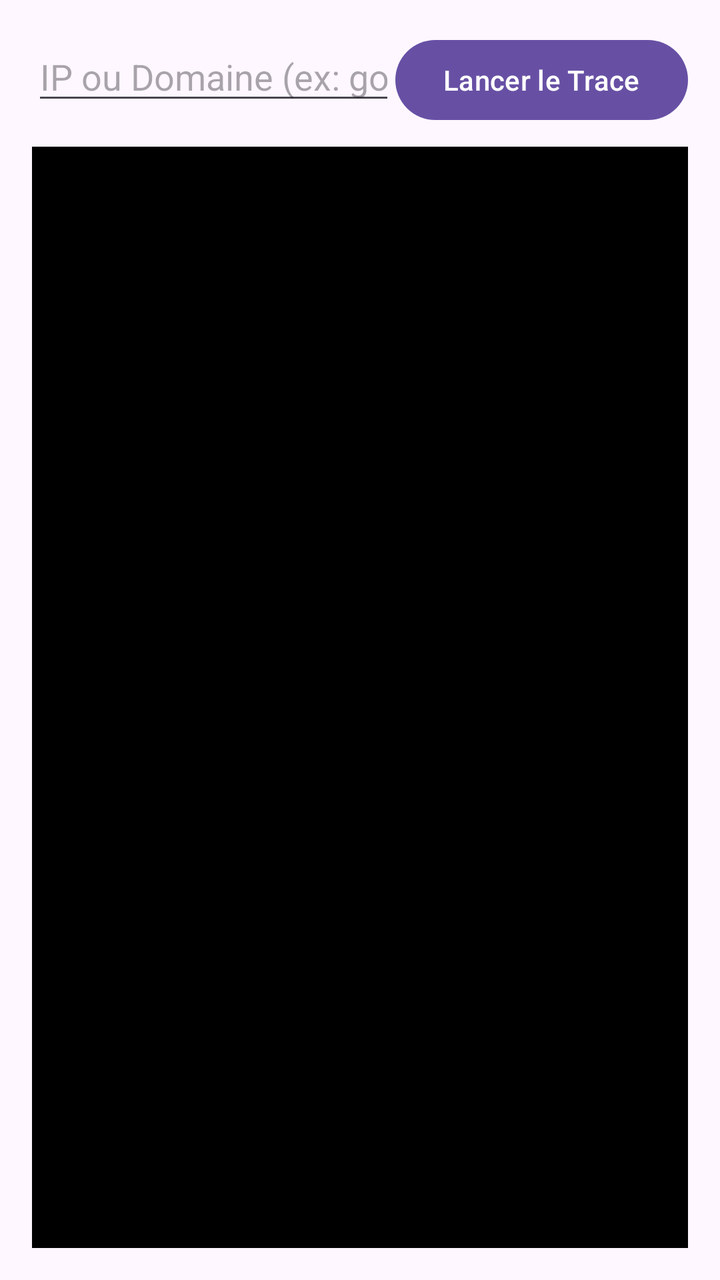
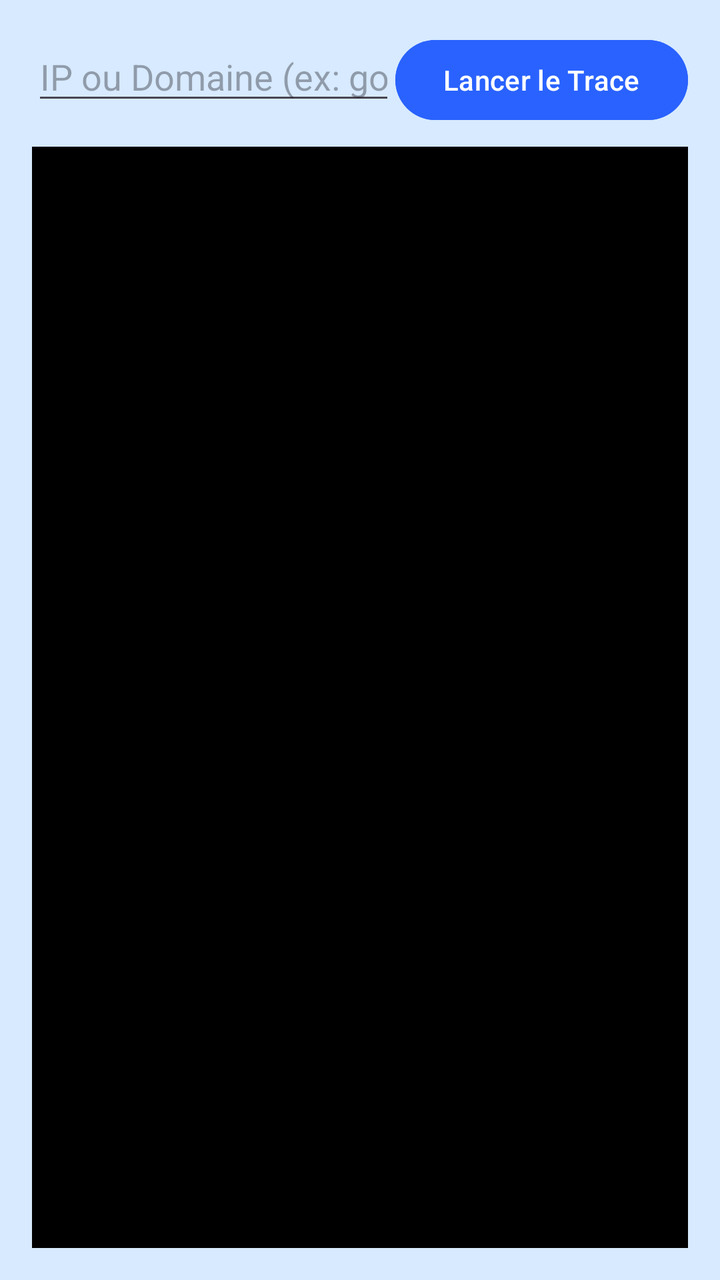

Before-and-after screenshots of an Android layout around one commit, followed by the original layout XML and the change that was made.
<!-- AndroidManifest.xml: application theme Theme.NeTools -->
<!-- res/layout/activity_trace_route.xml -->
<?xml version="1.0" encoding="utf-8"?>
<androidx.constraintlayout.widget.ConstraintLayout xmlns:android="http://schemas.android.com/apk/res/android"
    xmlns:app="http://schemas.android.com/apk/res-auto"
    xmlns:tools="http://schemas.android.com/tools"
    android:layout_width="match_parent"
    android:layout_height="match_parent"
    android:padding="16dp"
    tools:context=".TraceRouteActivity">

    <EditText
        android:id="@+id/etTarget"
        android:layout_width="0dp"
        android:layout_height="wrap_content"
        android:hint="@string/trace_route_hint"
        android:inputType="text"
        app:layout_constraintEnd_toStartOf="@+id/btnTrace"
        app:layout_constraintStart_toStartOf="parent"
        app:layout_constraintTop_toTopOf="parent" />

    <Button
        android:id="@+id/btnTrace"
        android:layout_width="wrap_content"
        android:layout_height="wrap_content"
        android:text="@string/start_trace"
        app:layout_constraintEnd_toEndOf="parent"
        app:layout_constraintTop_toTopOf="parent" />

    <ScrollView
        android:id="@+id/svTrace"
        android:layout_width="0dp"
        android:layout_height="0dp"
        android:layout_marginTop="16dp"
        android:background="#000000"
        android:scrollbars="vertical"
        app:layout_constraintBottom_toBottomOf="parent"
        app:layout_constraintEnd_toEndOf="parent"
        app:layout_constraintStart_toStartOf="parent"
        app:layout_constraintTop_toBottomOf="@id/etTarget">

        <TextView
            android:id="@+id/tvTraceResults"
            android:layout_width="match_parent"
            android:layout_height="wrap_content"
            android:fontFamily="monospace"
            android:padding="8dp"
            android:textColor="#00FF00"
            android:textSize="12sp"
            android:textIsSelectable="true" />
    </ScrollView>

</androidx.constraintlayout.widget.ConstraintLayout>
<!-- resources referenced by this layout -->
<resources>
  <string name="start_trace">Lancer le Trace</string>
  <string name="trace_route_hint">IP ou Domaine (ex: google.com)</string>
  <style name="Theme.NeTools" parent="Base.Theme.NeTools" />
  <style name="Base.Theme.NeTools" parent="Theme.Material3.DayNight.NoActionBar">
          
          
      </style>
</resources>

<!-- the commit's change to res/layout/activity_trace_route.xml (unified diff, before → after) -->
@@ -4,6 +4,9 @@
     xmlns:tools="http://schemas.android.com/tools"
     android:layout_width="match_parent"
     android:layout_height="match_parent"
+    android:background="#00FFFFFF"
+    android:backgroundTint="#2E29ADFF"
+    android:backgroundTintMode="add"
     android:padding="16dp"
     tools:context=".TraceRouteActivity">
 
@@ -21,6 +24,7 @@
         android:id="@+id/btnTrace"
         android:layout_width="wrap_content"
         android:layout_height="wrap_content"
+        android:backgroundTint="#2962FF"
         android:text="@string/start_trace"
         app:layout_constraintEnd_toEndOf="parent"
         app:layout_constraintTop_toTopOf="parent" />
@@ -44,8 +48,8 @@
             android:fontFamily="monospace"
             android:padding="8dp"
             android:textColor="#00FF00"
-            android:textSize="12sp"
-            android:textIsSelectable="true" />
+            android:textIsSelectable="true"
+            android:textSize="12sp" />
     </ScrollView>
 
 </androidx.constraintlayout.widget.ConstraintLayout>
